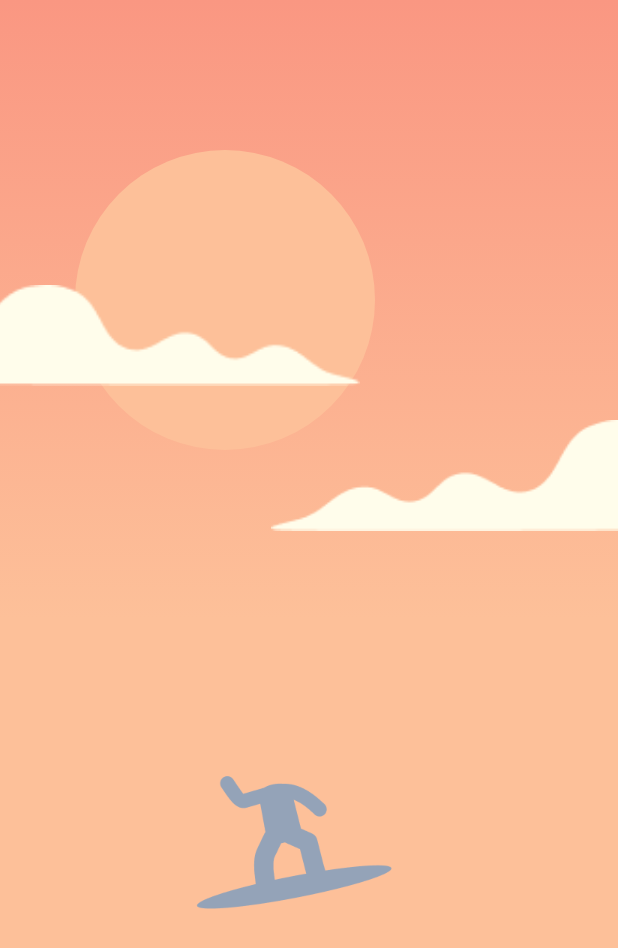
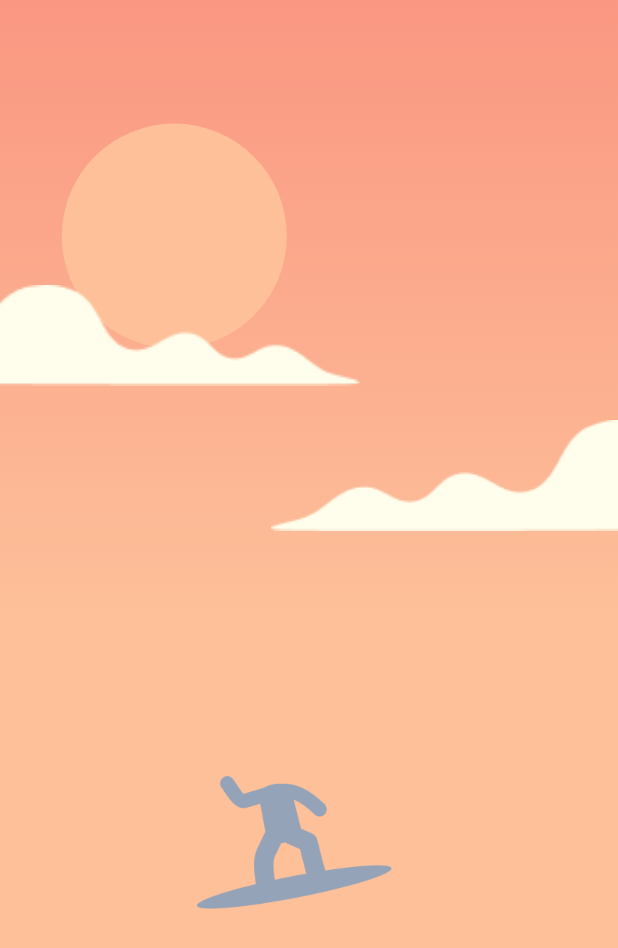
Before and after one commit to guitoof/flutter-zen-breath, a Flutter app: the screen it shows after launch, on a phone screen of 412 x 824 dp. Shown: the top 948 px of the screen. Run offline on Flutter 3.47's test engine with Material 2 defaults, Android fonts, the phone set to English and light mode, and no system bars.

Commit message:
:recycle: (Sun) Use simple container rather than painter

```diff
--- a/lib/scene/scene.dart
+++ b/lib/scene/scene.dart
@@ -13,9 +13,7 @@ class Scene extends StatelessWidget {
     return Sky(
       child: Stack(
         children: [
-          CustomPaint(
-            painter: Sun(),
-          ),
+          Sun(),
           Clouds(),
           child,
         ],
--- a/lib/scene/sun.dart
+++ b/lib/scene/sun.dart
@@ -1,15 +1,23 @@
+import 'package:flutter/material.dart';
 import 'package:flutter/widgets.dart';
 
-class Sun extends CustomPainter {
-  final double _size = 100.0;
-  final Offset _position = Offset(150, 200);
-  final Paint _paint = Paint()..color = Color(0xFFFDC099);
+class Sun extends StatelessWidget {
+  final double _size = 150.0;
 
   @override
-  void paint(Canvas canvas, Size size) {
-    canvas.drawCircle(_position, _size, _paint);
+  Widget build(BuildContext context) {
+    final position = Offset(MediaQuery.of(context).size.width * 0.1,
+        MediaQuery.of(context).size.height * 0.1);
+
+    return Positioned(
+      top: position.dy,
+      left: position.dx,
+      child: Container(
+        width: _size,
+        height: _size,
+        decoration:
+            BoxDecoration(color: Color(0xFFFDC099), shape: BoxShape.circle),
+      ),
+    );
   }
-
-  @override
-  bool shouldRepaint(CustomPainter oldDelegate) => false;
 }
```
